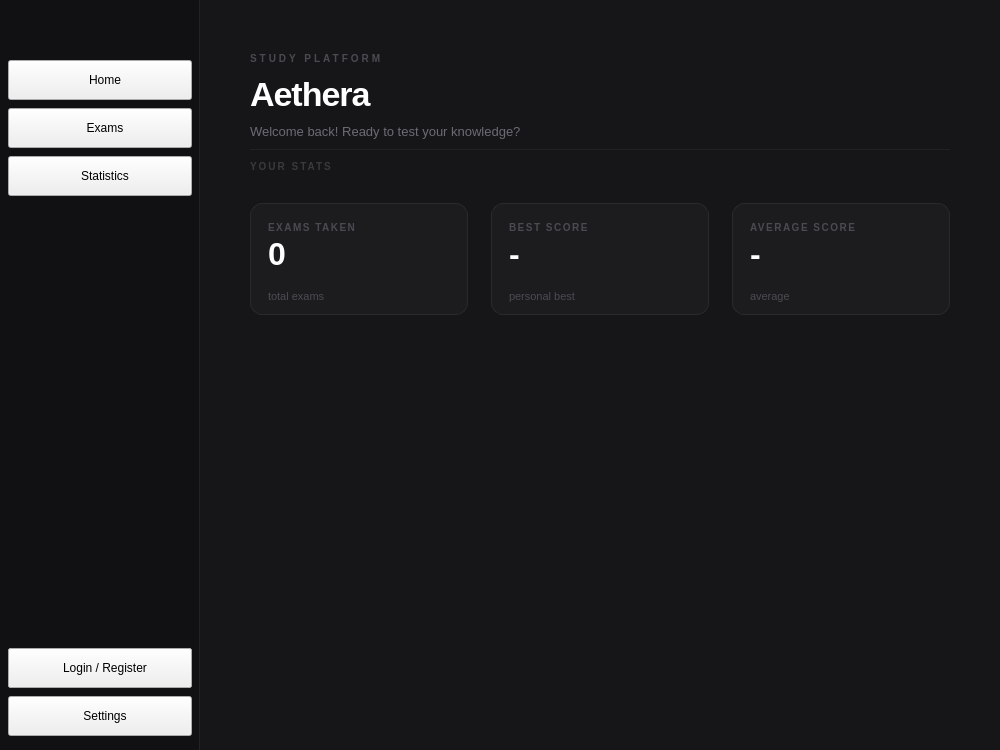
The window that src/ui/home/home.ui (DIDimov24/Aethera) describes before a commit, drawn with Qt 5.
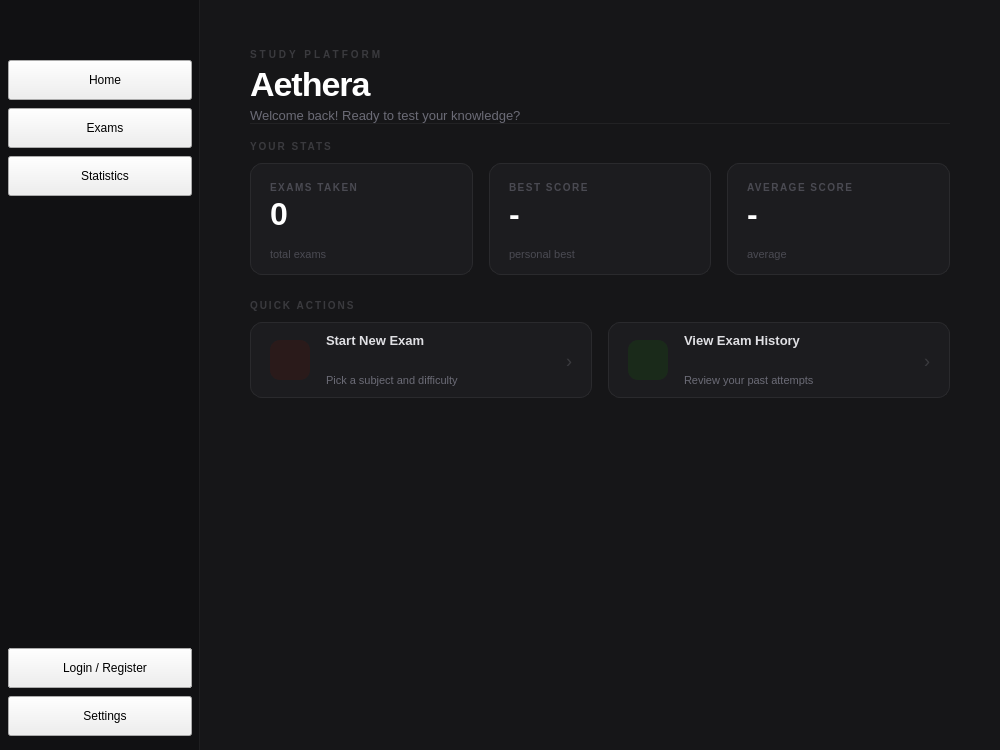
The same window after the commit. Icons and pictures are not drawn.

What changed in the file:
```diff
--- a/src/ui/home/home.ui
+++ b/src/ui/home/home.ui
@@ -28,72 +28,55 @@
   <widget class="QWidget" name="centralwidget">
    <property name="styleSheet">
     <string notr="true">
-QWidget#centralwidget {
-    background-color: #161618;
+QWidget#centralwidget { background-color: #161618; }
+QWidget#sidebar { background-color: #111113; border-right: 1px solid #1e1e20; }
+QLabel#labelTitle { color: #ffffff; font-size: 34px; font-weight: 700; letter-spacing: -1px; }
+QLabel#labelSubtitle { color: #3a3a3e; font-size: 10px; font-weight: 600; letter-spacing: 3px; }
+QLabel#labelWelcome { color: #6b6b76; font-size: 13px; }
+QWidget#cardExams, QWidget#cardBest, QWidget#cardAvg {
+    background-color: #1c1c1f; border-radius: 12px; border: 1px solid #2a2a2d;
 }
-QWidget#sidebar {
-    background-color: #111113;
-    border-right: 1px solid #222224;
+QWidget#cardExams:hover, QWidget#cardBest:hover, QWidget#cardAvg:hover {
+    background-color: #202023; border-color: #3a3a3e;
 }
-QLabel#labelTitle {
-    color: #ffffff;
-    font-size: 34px;
-    font-weight: 700;
-    letter-spacing: -1px;
+QLabel#labelCardTitle1, QLabel#labelCardTitle2, QLabel#labelCardTitle3 {
+    color: #4a4a52; font-size: 10px; font-weight: 600; letter-spacing: 1.5px;
 }
-QLabel#labelSubtitle {
-    color: #4a4a52;
-    font-size: 10px;
-    font-weight: 600;
-    letter-spacing: 3px;
+QLabel#labelCardValue1, QLabel#labelCardValue2, QLabel#labelCardValue3 {
+    color: #ffffff; font-size: 32px; font-weight: 700; letter-spacing: -1px;
 }
-QLabel#labelWelcome {
-    color: #6b6b76;
-    font-size: 13px;
+QLabel#labelCardUnit1, QLabel#labelCardUnit2, QLabel#labelCardUnit3 {
+    color: #4a4a52; font-size: 11px;
 }
-QWidget#cardExams,
-QWidget#cardBest,
-QWidget#cardAvg {
-    background-color: #1c1c1f;
-    border-radius: 12px;
-    border: 1px solid #2a2a2d;
+QWidget#divider { background-color: #222224; }
+QLabel#labelSectionTitle, QLabel#labelSectionQuick {
+    color: #3a3a3e; font-size: 10px; font-weight: 600; letter-spacing: 2px;
 }
-QWidget#cardExams:hover,
-QWidget#cardBest:hover,
-QWidget#cardAvg:hover {
-    background-color: #202023;
-    border-color: #3a3a3e;
+QPushButton#buttonQuickExam, QPushButton#buttonQuickHistory {
+    background-color: #1c1c1f; border: 1px solid #2a2a2d; border-radius: 12px; text-align: left; padding: 0px;
 }
-QLabel#labelCardTitle1,
-QLabel#labelCardTitle2,
-QLabel#labelCardTitle3 {
-    color: #4a4a52;
-    font-size: 10px;
-    font-weight: 600;
-    letter-spacing: 1.5px;
+QPushButton#buttonQuickExam:hover, QPushButton#buttonQuickHistory:hover {
+    background-color: #202023; border-color: #3a3a3e;
 }
-QLabel#labelCardValue1,
-QLabel#labelCardValue2,
-QLabel#labelCardValue3 {
-    color: #ffffff;
-    font-size: 32px;
-    font-weight: 700;
-    letter-spacing: -1px;
+QPushButton#buttonQuickExam:pressed, QPushButton#buttonQuickHistory:pressed {
+    background-color: #252528;
 }
-QLabel#labelCardUnit1,
-QLabel#labelCardUnit2,
-QLabel#labelCardUnit3 {
-    color: #4a4a52;
-    font-size: 11px;
+QLabel#labelQuickExamTitle, QLabel#labelQuickHistoryTitle {
+    color: #e0e0e4; font-size: 13px; font-weight: 600;
 }
-QWidget#divider {
-    background-color: #222224;
+QLabel#labelQuickExamSub, QLabel#labelQuickHistorySub {
+    color: #6b6b76; font-size: 11px;
 }
-QLabel#labelSectionTitle {
-    color: #3a3a3e;
-    font-size: 10px;
-    font-weight: 600;
-    letter-spacing: 2px;
+QWidget#quickExamIcon {
+    background-color: #2a1a1a; border-radius: 10px;
+    min-width: 40px; max-width: 40px; min-height: 40px; max-height: 40px;
+}
+QWidget#quickHistoryIcon {
+    background-color: #1a2a1a; border-radius: 10px;
+    min-width: 40px; max-width: 40px; min-height: 40px; max-height: 40px;
+}
+QLabel#labelQuickExamArrow, QLabel#labelQuickHistoryArrow {
+    color: #3a3a3e; font-size: 18px;
 }
 QToolTip {
     background-color: #2a2a2d;
@@ -103,7 +86,6 @@
     padding: 4px 8px;
     font-size: 12px;
 }
-
     </string>
    </property>
    <widget class="QWidget" name="sidebar" native="true">
@@ -307,33 +289,31 @@
     </property>
     <widget class="QWidget" name="pageHome">
      <layout class="QVBoxLayout" name="pageHomeLayout">
-      <property name="spacing">
-       <number>10</number>
-      </property>
-      <property name="leftMargin">
-       <number>50</number>
-      </property>
-      <property name="topMargin">
-       <number>52</number>
-      </property>
-      <property name="rightMargin">
-       <number>50</number>
-      </property>
-      <property name="bottomMargin">
-       <number>40</number>
-      </property>
+      <property name="spacing"><number>0</number></property>
+      <property name="leftMargin"><number>50</number></property>
+      <property name="topMargin"><number>48</number></property>
+      <property name="rightMargin"><number>50</number></property>
+      <property name="bottomMargin"><number>40</number></property>
       <item>
        <widget class="QLabel" name="labelSubtitle">
-        <property name="text">
-         <string>STUDY PLATFORM</string>
-        </property>
+        <property name="text"><string>STUDY PLATFORM</string></property>
+       </widget>
+      </item>
+      <item>
+       <widget class="QWidget" name="gap1" native="true">
+        <property name="minimumSize"><size><width>0</width><height>4</height></size></property>
+        <property name="maximumSize"><size><width>16777215</width><height>4</height></size></property>
        </widget>
       </item>
       <item>
        <widget class="QLabel" name="labelTitle">
-        <property name="text">
-         <string>Aethera</string>
-        </property>
+        <property name="text"><string>Aethera</string></property>
+       </widget>
+      </item>
+      <item>
+       <widget class="QWidget" name="gap2" native="true">
+        <property name="minimumSize"><size><width>0</width><height>4</height></size></property>
+        <property name="maximumSize"><size><width>16777215</width><height>4</height></size></property>
        </widget>
       </item>
       <item>
@@ -345,45 +325,38 @@
       </item>
       <item>
        <widget class="QWidget" name="divider" native="true">
-        <property name="minimumSize">
-         <size>
-          <width>0</width>
-          <height>1</height>
-         </size>
-        </property>
-        <property name="maximumSize">
-         <size>
-          <width>16777215</width>
-          <height>1</height>
-         </size>
-        </property>
+        <property name="minimumSize"><size><width>0</width><height>1</height></size></property>
+        <property name="maximumSize"><size><width>16777215</width><height>1</height></size></property>
+        <property name="styleSheet"><string notr="true">background-color: #222224;</string></property>
+       </widget>
+      </item>
+      <item>
+       <widget class="QWidget" name="gap3" native="true">
+        <property name="minimumSize"><size><width>0</width><height>16</height></size></property>
+        <property name="maximumSize"><size><width>16777215</width><height>16</height></size></property>
        </widget>
       </item>
       <item>
        <widget class="QLabel" name="labelSectionTitle">
-        <property name="text">
-         <string>YOUR STATS</string>
-        </property>
+        <property name="text"><string>YOUR STATS</string></property>
+       </widget>
+      </item>
+      <item>
+       <widget class="QWidget" name="gap4" native="true">
+        <property name="minimumSize"><size><width>0</width><height>10</height></size></property>
+        <property name="maximumSize"><size><width>16777215</width><height>10</height></size></property>
        </widget>
       </item>
       <item>
        <widget class="QWidget" name="statsRow" native="true">
+        <property name="minimumSize"><size><width>0</width><height>112</height></size></property>
+        <property name="maximumSize"><size><width>16777215</width><height>112</height></size></property>
         <layout class="QHBoxLayout" name="statsRowLayout">
-         <property name="spacing">
-          <number>23</number>
-         </property>
-         <property name="leftMargin">
-          <number>0</number>
-         </property>
-         <property name="topMargin">
-          <number>0</number>
-         </property>
-         <property name="rightMargin">
-          <number>0</number>
-         </property>
-         <property name="bottomMargin">
-          <number>0</number>
-         </property>
+         <property name="spacing"><number>16</number></property>
+         <property name="leftMargin"><number>0</number></property>
+         <property name="topMargin"><number>0</number></property>
+         <property name="rightMargin"><number>0</number></property>
+         <property name="bottomMargin"><number>0</number></property>
          <item>
           <widget class="QWidget" name="cardExams" native="true">
            <property name="minimumSize">
@@ -399,35 +372,13 @@
             </size>
            </property>
            <layout class="QVBoxLayout" name="layoutCardExams">
-            <property name="spacing">
-             <number>2</number>
-            </property>
-            <property name="leftMargin">
-             <number>18</number>
-            </property>
-            <property name="topMargin">
-             <number>18</number>
-            </property>
-            <property name="rightMargin">
-             <number>18</number>
-            </property>
-            <property name="bottomMargin">
-             <number>12</number>
-            </property>
-            <item>
-             <widget class="QLabel" name="labelCardTitle1">
-              <property name="text">
-               <string>EXAMS TAKEN</string>
-              </property>
-             </widget>
-            </item>
-            <item>
-             <widget class="QLabel" name="labelCardValue1">
-              <property name="text">
-               <string>0</string>
-              </property>
-             </widget>
-            </item>
+            <property name="spacing"><number>2</number></property>
+            <property name="leftMargin"><number>20</number></property>
+            <property name="topMargin"><number>18</number></property>
+            <property name="rightMargin"><number>20</number></property>
+            <property name="bottomMargin"><number>14</number></property>
+            <item><widget class="QLabel" name="labelCardTitle1"><property name="text"><string>EXAMS TAKEN</string></property></widget></item>
+            <item><widget class="QLabel" name="labelCardValue1"><property name="text"><string>0</string></property></widget></item>
             <item>
              <spacer name="spacerCardExams">
               <property name="orientation">
@@ -441,13 +392,7 @@
               </property>
              </spacer>
             </item>
-            <item>
-             <widget class="QLabel" name="labelCardUnit1">
-              <property name="text">
-               <string>total exams</string>
-              </property>
-             </widget>
-            </item>
+            <item><widget class="QLabel" name="labelCardUnit1"><property name="text"><string>total exams</string></property></widget></item>
            </layout>
           </widget>
          </item>
@@ -466,35 +411,13 @@
             </size>
            </property>
            <layout class="QVBoxLayout" name="layoutCardBest">
-            <property name="spacing">
-             <number>2</number>
-            </property>
-            <property name="leftMargin">
-             <number>18</number>
-            </property>
-            <property name="topMargin">
-             <number>18</number>
-            </property>
-            <property name="rightMargin">
-             <number>18</number>
-            </property>
-            <property name="bottomMargin">
-             <number>12</number>
-            </property>
-            <item>
-             <widget class="QLabel" name="labelCardTitle2">
-              <property name="text">
-               <string>BEST SCORE</string>
-              </property>
-             </widget>
-            </item>
-            <item>
-             <widget class="QLabel" name="labelCardValue2">
-              <property name="text">
-               <string>-</string>
-              </property>
-             </widget>
-            </item>
+            <property name="spacing"><number>2</number></property>
+            <property name="leftMargin"><number>20</number></property>
+            <property name="topMargin"><number>18</number></property>
+            <property name="rightMargin"><number>20</number></property>
+            <property name="bottomMargin"><number>14</number></property>
+            <item><widget class="QLabel" name="labelCardTitle2"><property name="text"><string>BEST SCORE</string></property></widget></item>
+            <item><widget class="QLabel" name="labelCardValue2"><property name="text"><string>-</string></property></widget></item>
             <item>
              <spacer name="spacerCardBest">
               <property name="orientation">
@@ -508,13 +431,7 @@
               </property>
              </spacer>
             </item>
-            <item>
-             <widget class="QLabel" name="labelCardUnit2">
-              <property name="text">
-               <string>personal best</string>
-              </property>
-             </widget>
-            </item>
+            <item><widget class="QLabel" name="labelCardUnit2"><property name="text"><string>personal best</string></property></widget></item>
            </layout>
           </widget>
          </item>
@@ -533,35 +450,13 @@
             </size>
            </property>
            <layout class="QVBoxLayout" name="layoutCardAvg">
-            <property name="spacing">
-             <number>2</number>
-            </property>
-            <property name="leftMargin">
-             <number>18</number>
-            </property>
-            <property name="topMargin">
-             <number>18</number>
-            </property>
-            <property name="rightMargin">
-             <number>18</number>
-            </property>
-            <property name="bottomMargin">
-             <number>12</number>
-            </property>
-            <item>
-             <widget class="QLabel" name="labelCardTitle3">
-              <property name="text">
-               <string>AVERAGE SCORE</string>
-              </property>
-             </widget>
-            </item>
-            <item>
-             <widget class="QLabel" name="labelCardValue3">
-              <property name="text">
-               <string>-</string>
-              </property>
-             </widget>
-            </item>
+            <property name="spacing"><number>2</number></property>
+            <property name="leftMargin"><number>20</number></property>
+            <property name="topMargin"><number>18</number></property>
+            <property name="rightMargin"><number>20</number></property>
+            <property name="bottomMargin"><number>14</number></property>
+            <item><widget class="QLabel" name="labelCardTitle3"><property name="text"><string>AVERAGE SCORE</string></property></widget></item>
+            <item><widget class="QLabel" name="labelCardValue3"><property name="text"><string>-</string></property></widget></item>
             <item>
              <spacer name="spacerCardAvg">
               <property name="orientation">
@@ -575,13 +470,97 @@
               </property>
              </spacer>
             </item>
+            <item><widget class="QLabel" name="labelCardUnit3"><property name="text"><string>average</string></property></widget></item>
+           </layout>
+          </widget>
+         </item>
+        </layout>
+       </widget>
+      </item>
+      <item>
+       <widget class="QWidget" name="gap5" native="true">
+        <property name="minimumSize"><size><width>0</width><height>24</height></size></property>
+        <property name="maximumSize"><size><width>16777215</width><height>24</height></size></property>
+       </widget>
+      </item>
+      <item>
+       <widget class="QLabel" name="labelSectionQuick">
+        <property name="text"><string>QUICK ACTIONS</string></property>
+       </widget>
+      </item>
+      <item>
+       <widget class="QWidget" name="gap6" native="true">
+        <property name="minimumSize"><size><width>0</width><height>10</height></size></property>
+        <property name="maximumSize"><size><width>16777215</width><height>10</height></size></property>
+       </widget>
+      </item>
+      <item>
+       <widget class="QWidget" name="quickRow" native="true">
+        <property name="minimumSize"><size><width>0</width><height>76</height></size></property>
+        <property name="maximumSize"><size><width>16777215</width><height>76</height></size></property>
+        <layout class="QHBoxLayout" name="quickRowLayout">
+         <property name="spacing"><number>16</number></property>
+         <property name="leftMargin"><number>0</number></property>
+         <property name="topMargin"><number>0</number></property>
+         <property name="rightMargin"><number>0</number></property>
+         <property name="bottomMargin"><number>0</number></property>
+         <item>
+          <widget class="QPushButton" name="buttonQuickExam">
+           <property name="minimumSize"><size><width>0</width><height>76</height></size></property>
+           <property name="maximumSize"><size><width>16777215</width><height>76</height></size></property>
+           <property name="cursor"><cursorShape>PointingHandCursor</cursorShape></property>
+           <property name="text"><string/></property>
+           <layout class="QHBoxLayout" name="quickExamLayout">
+            <property name="spacing"><number>16</number></property>
+            <property name="leftMargin"><number>20</number></property>
+            <property name="topMargin"><number>0</number></property>
+            <property name="rightMargin"><number>20</number></property>
+            <property name="bottomMargin"><number>0</number></property>
+            <item><widget class="QWidget" name="quickExamIcon" native="true"/></item>
             <item>
-             <widget class="QLabel" name="labelCardUnit3">
-              <property name="text">
-               <string>average</string>
-              </property>
-             </widget>
+             <layout class="QVBoxLayout" name="quickExamTextLayout">
+              <property name="spacing"><number>3</number></property>
+              <item><widget class="QLabel" name="labelQuickExamTitle"><property name="text"><string>Start New Exam</string></property></widget></item>
+              <item><widget class="QLabel" name="labelQuickExamSub"><property name="text"><string>Pick a subject and difficulty</string></property></widget></item>
+             </layout>
             </item>
+            <item>
+             <spacer name="quickExamSpacer">
+              <property name="orientation"><enum>Qt::Orientation::Horizontal</enum></property>
+              <property name="sizeHint" stdset="0"><size><width>40</width><height>20</height></size></property>
+             </spacer>
+            </item>
+            <item><widget class="QLabel" name="labelQuickExamArrow"><property name="text"><string>›</string></property></widget></item>
+           </layout>
+          </widget>
+         </item>
+         <item>
+          <widget class="QPushButton" name="buttonQuickHistory">
+           <property name="minimumSize"><size><width>0</width><height>76</height></size></property>
+           <property name="maximumSize"><size><width>16777215</width><height>76</height></size></property>
+           <property name="cursor"><cursorShape>PointingHandCursor</cursorShape></property>
+           <property name="text"><string/></property>
+           <layout class="QHBoxLayout" name="quickHistoryLayout">
+            <property name="spacing"><number>16</number></property>
+            <property name="leftMargin"><number>20</number></property>
+            <property name="topMargin"><number>0</number></property>
+            <property name="rightMargin"><number>20</number></property>
+            <property name="bottomMargin"><number>0</number></property>
+            <item><widget class="QWidget" name="quickHistoryIcon" native="true"/></item>
+            <item>
+             <layout class="QVBoxLayout" name="quickHistoryTextLayout">
+              <property name="spacing"><number>3</number></property>
+              <item><widget class="QLabel" name="labelQuickHistoryTitle"><property name="text"><string>View Exam History</string></property></widget></item>
+              <item><widget class="QLabel" name="labelQuickHistorySub"><property name="text"><string>Review your past attempts</string></property></widget></item>
+             </layout>
+            </item>
+            <item>
+             <spacer name="quickHistorySpacer">
+              <property name="orientation"><enum>Qt::Orientation::Horizontal</enum></property>
+              <property name="sizeHint" stdset="0"><size><width>40</width><height>20</height></size></property>
+             </spacer>
+            </item>
+            <item><widget class="QLabel" name="labelQuickHistoryArrow"><property name="text"><string>›</string></property></widget></item>
            </layout>
           </widget>
          </item>
@@ -590,18 +569,8 @@
       </item>
       <item>
        <spacer name="pageHomeBottomSpacer">
-        <property name="orientation">
-         <enum>Qt::Orientation::Vertical</enum>
-        </property>
-        <property name="sizeType">
-         <enum>QSizePolicy::Policy::Fixed</enum>
-        </property>
-        <property name="sizeHint" stdset="0">
-         <size>
-          <width>20</width>
-          <height>375</height>
-         </size>
-        </property>
+        <property name="orientation"><enum>Qt::Orientation::Vertical</enum></property>
+        <property name="sizeHint" stdset="0"><size><width>20</width><height>40</height></size></property>
        </spacer>
       </item>
      </layout>
```
Left out of the diff: 329 changed lines with no effect on the pictures.
